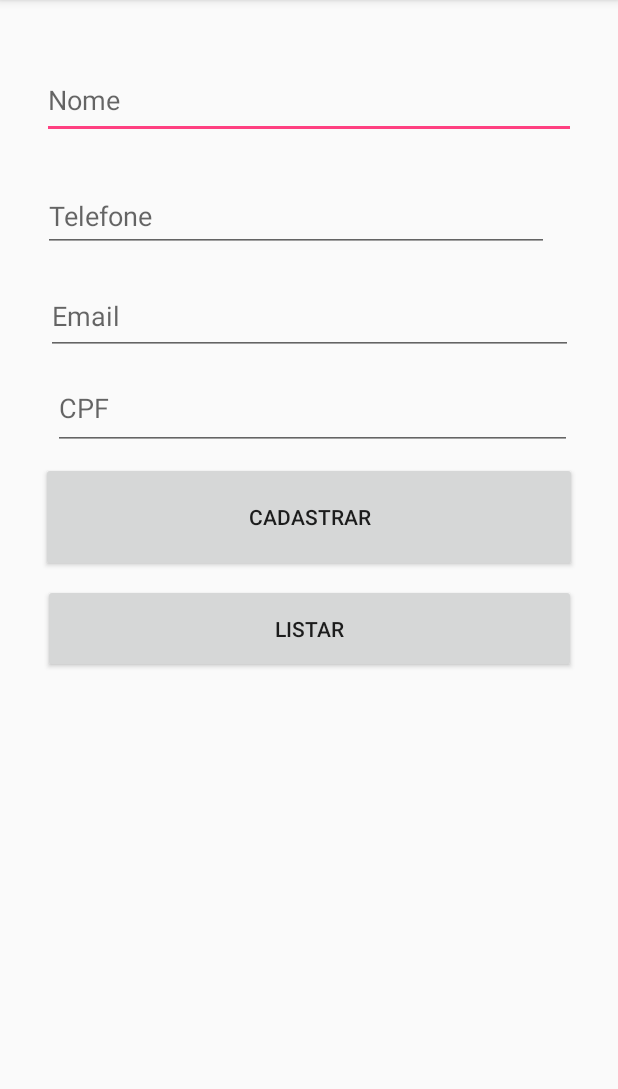
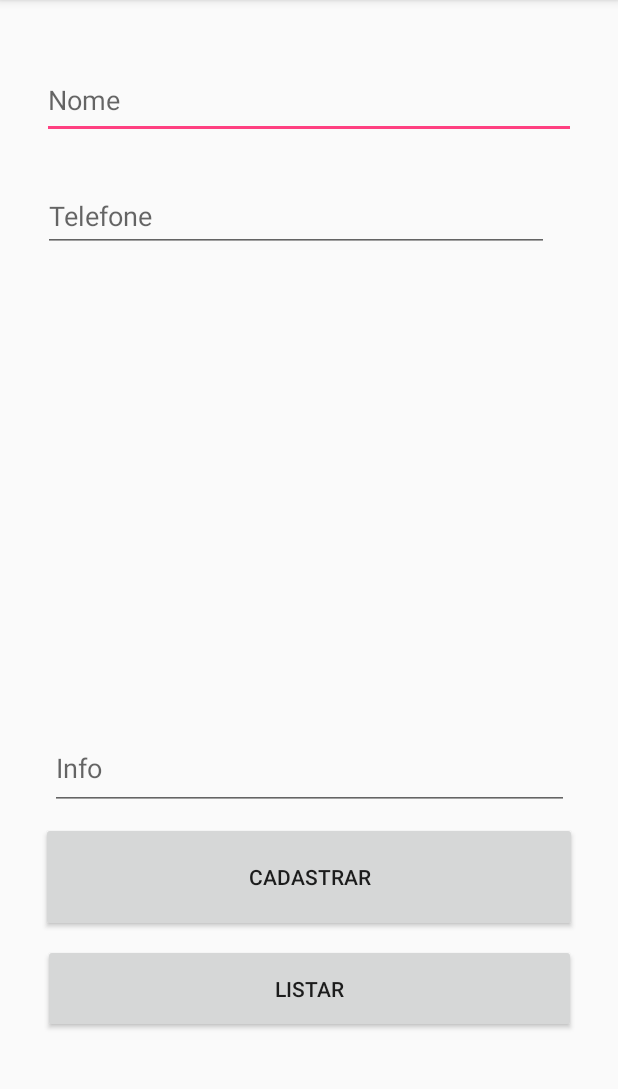
Before and after one commit to JuanesAdriano/WS_Retrofit_Contatos, an Android app: the screen it shows after launch (MainHomeContatinho), on a phone screen of 412 x 824 dp, the part 84-1173 px from its top. Run offline under Robolectric (Android 15) with nearby library versions, the phone set to English and light mode, and no system bars.

```diff
--- a/app/src/main/java/com/example/admin/wsretrofit/IContatinho.java
+++ b/app/src/main/java/com/example/admin/wsretrofit/IContatinho.java
@@ -26,8 +26,8 @@ public interface IContatinho {
     @GET("contatinhos/{id}")
     Call<Contatinho> listaById(@Path("id")int id);
 
-    @DELETE("contatinos/{id}")
-    Call<Contatinho> delete(@Path("id")int id);
+    @DELETE("contatinhos/{id}")
+    Call<Contatinho> delete(@Path("id")Integer id);
     @FormUrlEncoded
     @PUT("contatinhos/")
     Call<Contatinho> alterar(@Field("nome")String nome, @Field("telefone")String telefone, @Field("info")String info, @Field("id")String id);
--- a/app/src/main/res/layout/activity_main.xml
+++ b/app/src/main/res/layout/activity_main.xml
@@ -42,39 +42,18 @@
         app:layout_constraintVertical_bias="0.032" />
 
     <EditText
-        android:id="@+id/et_mail"
-        android:layout_width="351dp"
-        android:layout_height="51dp"
-        android:layout_marginBottom="328dp"
+        android:id="@+id/et_cpf"
+        android:layout_width="346dp"
+        android:layout_height="55dp"
+        android:layout_marginBottom="228dp"
         android:layout_marginEnd="8dp"
         android:layout_marginStart="8dp"
-        android:layout_marginTop="8dp"
         android:ems="10"
-        android:hint="Email"
+        android:hint="Info"
         android:inputType="textPersonName"
         app:layout_constraintBottom_toBottomOf="parent"
         app:layout_constraintEnd_toEndOf="parent"
-        app:layout_constraintStart_toStartOf="parent"
-        app:layout_constraintTop_toBottomOf="@+id/et_telefone"
-        app:layout_constraintVertical_bias="0.045" />
-
-    <EditText
-        android:id="@+id/et_cpf"
-        android:layout_width="346dp"
-        android:layout_height="55dp"
-        android:layout_marginBottom="8dp"
-        android:layout_marginEnd="8dp"
-        android:layout_marginStart="8dp"
-        android:layout_marginTop="8dp"
-        android:ems="10"
-        android:hint="CPF"
-        android:inputType="textPersonName"
-        app:layout_constraintBottom_toBottomOf="parent"
-        app:layout_constraintEnd_toEndOf="parent"
-        app:layout_constraintHorizontal_bias="0.545"
-        app:layout_constraintStart_toStartOf="parent"
-        app:layout_constraintTop_toBottomOf="@+id/et_mail"
-        app:layout_constraintVertical_bias="0.0" />
+        app:layout_constraintStart_toStartOf="parent" />
 
     <Button
         android:id="@+id/bt_cad"
```
Also changed, not shown: app/src/main/java/com/example/admin/wsretrofit/MainActivity.java (+37 -16 lines).
